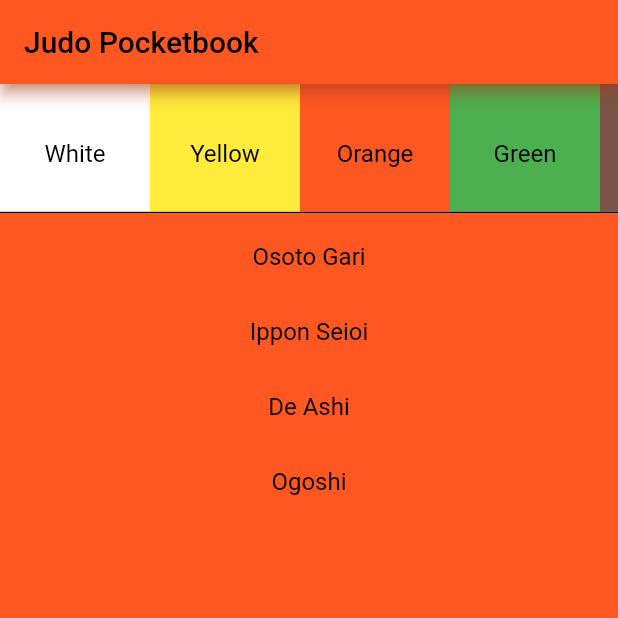
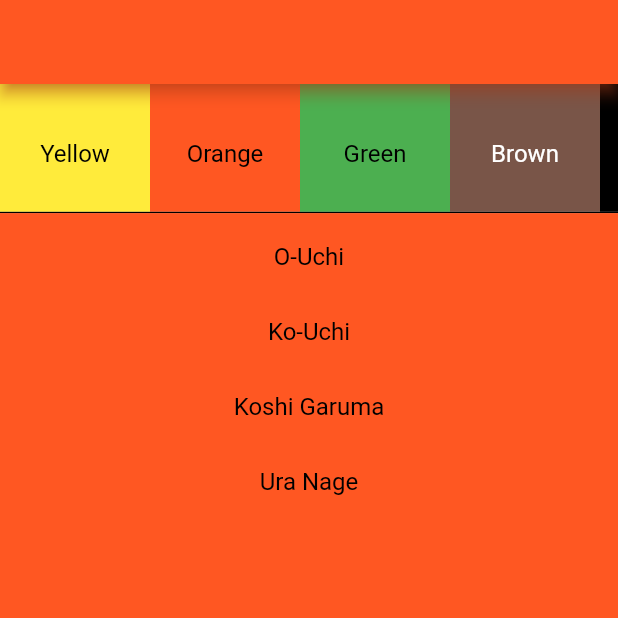
Before and after one commit to mdunn1331/judo_pocketbook, a Flutter app: the screen it shows after launch, after a tap on "Orange", on a phone screen of 412 x 824 dp, the top half of it. Run offline on Flutter 3.47's test engine with Material 2 defaults, Android fonts, the phone set to English and light mode, and no system bars.

Commit message:
Rearchitecting States to be more in line with the best practices laid out in the Flutter Docs

```diff
--- /dev/null
+++ b/lib/baked_in_data/ajm_book.dart
@@ -0,0 +1,112 @@
+
+import 'package:judo_pocketbook/enums/belt.dart';
+
+class AJMBook {
+
+  static Map<String, dynamic> techniquesForBelt(Belt belt) {
+    switch(belt) {
+      case Belt.yellow:
+        return yellowBeltTechniques;
+      case Belt.orange:
+        return orangeBeltTechniques;
+      case Belt.green:
+        return greenBeltTechniques;
+      case Belt.brown:
+        return brownBeltTechniques;
+      case Belt.black:
+        return blackBeltTechniques;
+    }
+  }
+
+  static const Map<String, dynamic> yellowBeltTechniques = {
+    "techniques": [
+      {
+        "belt_color": "yellow",
+        "technique_name": "Ogoshi"
+      },
+      {
+        "belt_color": "yellow",
+        "technique_name": "De Ashi"
+      },
+      {
+        "belt_color": "yellow",
+        "technique_name": "Osoto Gari"
+      },
+      {
+        "belt_color": "yellow",
+        "technique_name": "Ippon Seioi"
+      },
+    ]
+  };
+  static const Map<String, dynamic> orangeBeltTechniques = {
+    "techniques": [
+      {
+        "belt_color": "orange",
+        "technique_name": "O-Uchi"
+      },
+      {
+        "belt_color": "orange",
+        "technique_name": "Ko-Uchi"
+      },
+      {
+        "belt_color": "orange",
+        "technique_name": "Koshi Garuma"
+      },
+      {
+        "belt_color": "orange",
+        "technique_name": "Ura Nage"
+      },
+    ]
+  };
+
+  static const Map<String, dynamic> greenBeltTechniques = {
+    "techniques": [
+      {
+        "belt_color": "green",
+        "technique_name": "Okuri Ashi"
+      },
+      {
+        "belt_color": "green",
+        "technique_name": "Hiza Garuma"
+      },
+      {
+        "belt_color": "green",
+        "technique_name": "Tai Otoshi"
+      },
+      {
+        "belt_color": "green",
+        "technique_name": "Hane Goshi"
+      },
+    ]
+  };
+  static const Map<String, dynamic> brownBeltTechniques = {
+    "techniques": [
+      {
+        "belt_color": "brown",
+        "technique_name": "Sode TsuriKomi Goshi"
+      },
+      {
+        "belt_color": "brown",
+        "technique_name": "Harai Goshi"
+      },
+      {
+        "belt_color": "brown",
+        "technique_name": "Uchi Mata"
+      },
+      {
+        "belt_color": "brown",
+        "technique_name": "Ko Uchi Makikomi"
+      },
+    ]
+  };
+
+  static const Map<String, dynamic> blackBeltTechniques = {
+    "techniques": [
+      {
+        "belt_color": "black",
+        "technique_name": "Full Nage no Kata"
+      }
+    ]
+  };
+
+}
--- a/lib/models/enums/belt.dart
+++ b/lib/enums/belt.dart
@@ -2,7 +2,7 @@ import 'package:flutter/cupertino.dart';
 import 'package:flutter/material.dart';
 
 enum Belt {
-  white,
+  // white,
   yellow,
   orange,
   green,
@@ -12,8 +12,8 @@ enum Belt {
 extension BeltExtension on Belt {
   Color get beltColor {
     switch(this) {
-      case Belt.white:
-        return Colors.white;
+      // case Belt.white:
+      //   return Colors.white;
       case Belt.yellow:
         return Colors.yellow;
       case Belt.orange:
@@ -29,8 +29,8 @@ extension BeltExtension on Belt {
 
   Color get alternateColor {
     switch(this) {
-      case Belt.white:
-        return Colors.black;
+      // case Belt.white:
+      //   return Colors.black;
       case Belt.yellow:
         return Colors.black;
       case Belt.orange:
@@ -46,8 +46,8 @@ extension BeltExtension on Belt {
 
   String get beltName {
     switch(this) {
-      case Belt.white:
-        return "White";
+      // case Belt.white:
+      //   return "White";
       case Belt.yellow:
         return "Yellow";
       case Belt.orange:
@@ -60,8 +60,4 @@ extension BeltExtension on Belt {
         return "Black";
     }
   }
-
-  List<String> get beltTechniques {
-    return ["Osoto Gari", "Ippon Seioi", "De Ashi", "Ogoshi"];
-  }
 }
--- /dev/null
+++ b/lib/enums/technique_category.dart
@@ -0,0 +1,15 @@
+enum TechniqueCategory {
+  standing,
+  ground
+}
+
+extension on TechniqueCategory {
+  String get japaneseName {
+    switch(this) {
+      case TechniqueCategory.standing:
+        return "Tachi Waza";
+      case TechniqueCategory.ground:
+        return "Ne Waza";
+    }
+  }
+}
--- /dev/null
+++ b/lib/enums/utilities/belt_utilities.dart
@@ -0,0 +1,7 @@
+import '../belt.dart';
+
+class BeltUtilities {
+  static Belt fromString(String value) =>
+      Belt.values.firstWhere((e) => e.toString().split('.').last == value.toLowerCase(),
+          orElse:() => Belt.yellow);
+}
--- /dev/null
+++ b/lib/factories/technique_factory.dart
@@ -0,0 +1,14 @@
+import 'package:judo_pocketbook/models/technique.dart';
+
+class TechniqueFactory {
+
+  static List<Technique> techniques(Map<String, dynamic> techniqueMap) {
+    assert(techniqueMap != null);
+    assert(techniqueMap.isNotEmpty);
+    List<Map<String, dynamic>> techniqueSubMap = techniqueMap["techniques"];
+    List<Technique> builtTechniques = [];
+    assert(techniqueSubMap != null);
+    techniqueSubMap.forEach((techniqueMap) { builtTechniques.add(Technique.fromJson(techniqueMap)); });
+    return builtTechniques;
+  }
+}
--- a/lib/main.dart
+++ b/lib/main.dart
@@ -1,8 +1,15 @@
 import 'package:flutter/material.dart';
+import 'package:judo_pocketbook/models/technique_book_model.dart';
 import 'package:judo_pocketbook/ui_components/home.dart';
+import 'package:provider/provider.dart';
+import 'package:judo_pocketbook/enums/belt.dart';
 
 void main() {
-  runApp(MyApp());
+  runApp(ChangeNotifierProvider(
+      create: (context) => TechniqueBookModel(startingBelt: Belt.yellow),
+      child:MyApp()
+  )
+  );
 }
 
 class MyApp extends StatelessWidget {
--- /dev/null
+++ b/lib/models/technique.dart
@@ -0,0 +1,19 @@
+import 'package:flutter/cupertino.dart';
+import 'package:judo_pocketbook/enums/belt.dart';
+import 'package:judo_pocketbook/enums/technique_category.dart';
+import 'package:judo_pocketbook/enums/utilities/belt_utilities.dart';
+
+class Technique {
+  TechniqueCategory category;
+  Image image;
+  String name;
+  String foreignName;
+  String description;
+  Belt belt;
+
+  Technique({this.name, this.belt, this.foreignName = "", this.description = ""});
+
+  Technique.fromJson(Map<String, dynamic> json) :
+        belt = BeltUtilities.fromString(json['belt_color']),
+        name = json['technique_name'];
+}
--- /dev/null
+++ b/lib/models/technique_book_model.dart
@@ -0,0 +1,21 @@
+import 'package:flutter/cupertino.dart';
+import 'package:judo_pocketbook/baked_in_data/ajm_book.dart';
+import 'package:judo_pocketbook/enums/belt.dart';
+import 'package:judo_pocketbook/factories/technique_factory.dart';
+import 'package:judo_pocketbook/models/technique.dart';
+
+
+class TechniqueBookModel extends ChangeNotifier {
+  List<Technique> _techniques;
+  Belt _selectedBelt;
+  TechniqueBookModel({Belt startingBelt}) : _selectedBelt = startingBelt, _techniques = TechniqueFactory.techniques(AJMBook.techniquesForBelt(startingBelt));
+
+  Belt get belt => _selectedBelt;
+  List<Technique> get techniques => _techniques;
+
+  void setBelt(Belt belt) {
+    _selectedBelt = belt;
+    _techniques = TechniqueFactory.techniques(AJMBook.techniquesForBelt(belt));
+    notifyListeners();
+  }
+}
--- a/lib/ui_components/belt_list_view/belt_cell.dart
+++ b/lib/ui_components/belt_list_view/belt_cell.dart
@@ -1,6 +1,6 @@
 import 'package:flutter/cupertino.dart';
 import 'package:flutter/material.dart';
-import 'package:judo_pocketbook/models/enums/belt.dart';
+import 'package:judo_pocketbook/enums/belt.dart';
 
 class BeltCell extends StatelessWidget {
 
--- a/lib/ui_components/belt_list_view/belt_list_view.dart
+++ b/lib/ui_components/belt_list_view/belt_list_view.dart
@@ -1,5 +1,5 @@
 import 'package:flutter/cupertino.dart';
-import 'package:judo_pocketbook/models/enums/belt.dart';
+import 'package:judo_pocketbook/enums/belt.dart';
 import 'package:judo_pocketbook/ui_components/belt_list_view/belt_cell.dart';
 
 class BeltListView extends StatefulWidget {
--- a/lib/ui_components/home.dart
+++ b/lib/ui_components/home.dart
@@ -1,56 +1,58 @@
 import 'package:flutter/cupertino.dart';
 import 'package:flutter/material.dart';
 import 'package:flutter/rendering.dart';
-import 'package:judo_pocketbook/models/enums/belt.dart';
+import 'package:provider/provider.dart';
+import 'package:judo_pocketbook/enums/belt.dart';
+import 'package:judo_pocketbook/models/technique_book_model.dart';
 import 'package:judo_pocketbook/ui_components/belt_list_view/belt_list_view.dart';
-import 'file:///C:/Users/mdunn/AndroidStudioProjects/judo_pocketbook/lib/ui_components/belt_list_view/belt_cell.dart';
-import 'file:///C:/Users/mdunn/AndroidStudioProjects/judo_pocketbook/lib/ui_components/techniques_list_view/technique_cell.dart';
 import 'package:judo_pocketbook/ui_components/techniques_list_view/techniques_list_view.dart';
 
-class HomePage extends StatefulWidget {
-  HomePage({Key key, this.title}) : super(key: key);
+class HomePage extends StatelessWidget {
   final String title;
 
-  @override
-  _BeltState createState() => _BeltState();
-}
-
-class _BeltState extends State<HomePage> {
-  Belt _beltState = Belt.white;
-
-  void setBeltState(Belt newBeltColor) {
-    setState(() {
-      _beltState = newBeltColor;
-    });
-  }
+  HomePage({Key key, this.title}) : super(key: key);
 
   @override
   Widget build(BuildContext context) {
+    TechniqueBookModel techniqueBookModel = context.watch<TechniqueBookModel>();
     return Scaffold(
         appBar: AppBar(
           title: Text(
-            widget.title,
-            style: TextStyle(color: _beltState.alternateColor),
+            title,
+            style: TextStyle(color: techniqueBookModel.belt.beltColor),
           ),
-        backgroundColor: _beltState.beltColor,
-        shadowColor: _beltState.beltColor,
+          backgroundColor: techniqueBookModel.belt.beltColor,
+          shadowColor: techniqueBookModel.belt.beltColor,
         ),
         body:Column (
           children: <Widget>[
             Expanded(
               flex: 1,
-            child: BeltListView(onCellTapped:(belt) => setBeltState(belt),),
+              child: BeltListView(onCellTapped:(belt) => techniqueBookModel.setBelt(belt)),
             ),
             Container(
               height: 1,
-            color: _beltState.alternateColor,
+              color: techniqueBookModel.belt.alternateColor,
             ),
             Expanded(
                 flex: 8,
-              child:TechniquesListView(selectedBelt: _beltState,)
+                child:TechniquesListView()
             )
           ],
         )
     );
   }
+
+  // @override
+  // _BeltState createState() => _BeltState();
 }
+
+// class _BeltState extends State<HomePage> {
+//   Belt _beltState = Belt.yellow;
+//
+//   void setBeltState(Belt newBeltColor) {
+//     setState(() {
+//       _beltState = newBeltColor;
+//     });
+//   }
+// }
--- a/lib/ui_components/techniques_list_view/technique_cell.dart
+++ b/lib/ui_components/techniques_list_view/technique_cell.dart
@@ -1,6 +1,6 @@
 import 'package:flutter/cupertino.dart';
 import 'package:flutter/material.dart';
-import 'package:judo_pocketbook/models/enums/belt.dart';
+import 'package:judo_pocketbook/enums/belt.dart';
 
 class TechniqueCell extends StatelessWidget {
 
--- a/lib/ui_components/techniques_list_view/techniques_list_view.dart
+++ b/lib/ui_components/techniques_list_view/techniques_list_view.dart
@@ -1,12 +1,12 @@
 import 'package:flutter/cupertino.dart';
-import 'package:judo_pocketbook/models/enums/belt.dart';
+import 'package:provider/provider.dart';
+import 'package:judo_pocketbook/enums/belt.dart';
+import 'package:judo_pocketbook/models/technique_book_model.dart';
 import 'package:judo_pocketbook/ui_components/techniques_list_view/technique_cell.dart';
 
 class TechniquesListView extends StatefulWidget {
 
-  Belt selectedBelt;
-
-  TechniquesListView({Key key, this.selectedBelt}) : super(key: key);
+  TechniquesListView({Key key}) : super(key: key);
 
   @override
   _TechniquesListViewState createState() => _TechniquesListViewState();
@@ -17,15 +17,17 @@ class _TechniquesListViewState extends State<TechniquesListView> {
 
   @override
   Widget build(BuildContext context) {
-    return Container(
-        child:ListView.builder(
-          itemBuilder: (BuildContext context, int index) =>TechniqueCell(
-              techniqueName: widget.selectedBelt.beltTechniques[index],
-              belt: widget.selectedBelt
+    return Consumer<TechniqueBookModel>(builder: (context, techniquesBook, child) =>
+        Container(
+          child:ListView.builder(
+            itemBuilder: (BuildContext context, int index) =>TechniqueCell(
+                techniqueName: techniquesBook.techniques[index].name,
+                belt: techniquesBook.belt
+            ),
+            itemCount: techniquesBook.techniques.length,
           ),
-          itemCount: widget.selectedBelt.beltTechniques.length,
-        ),
-      color: widget.selectedBelt.beltColor,
+          color: techniquesBook.belt.beltColor,
+        )
     );
   }
 }
--- a/pubspec.yaml
+++ b/pubspec.yaml
@@ -28,6 +28,7 @@ dependencies:
   # The following adds the Cupertino Icons font to your application.
   # Use with the CupertinoIcons class for iOS style icons.
   cupertino_icons: ^1.0.0
+  provider: ^4.3.2
 
 dev_dependencies:
   flutter_test:
```
Also changed, not shown: pubspec.lock. Lines whose indentation alone changed are shown as unchanged.
